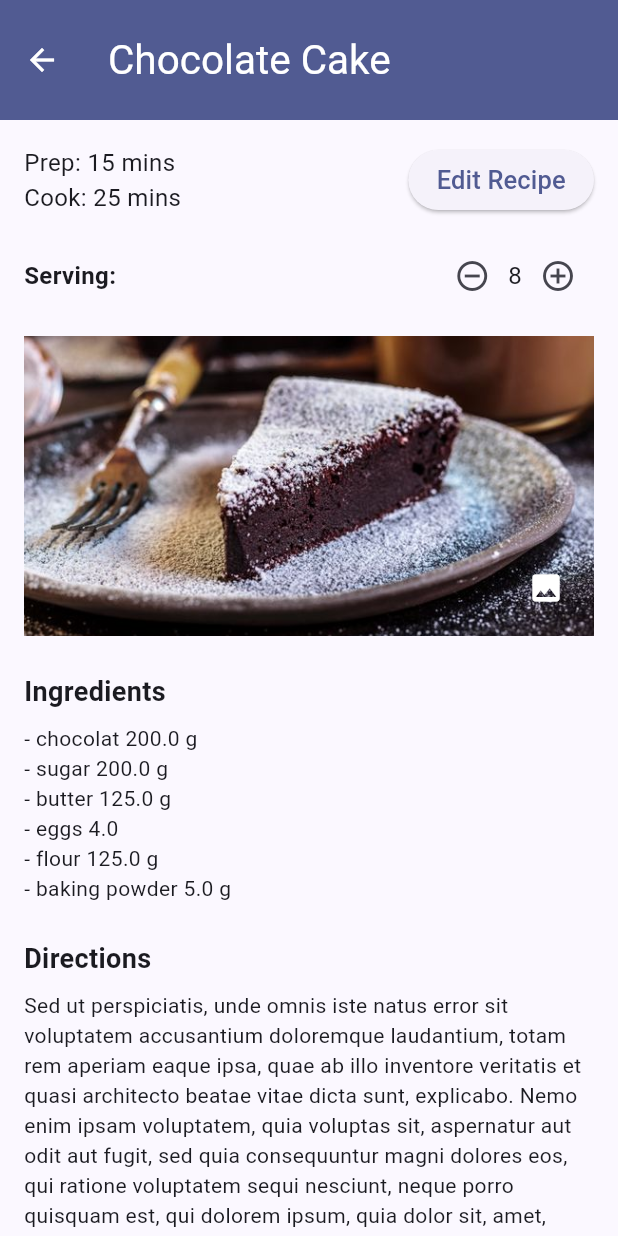
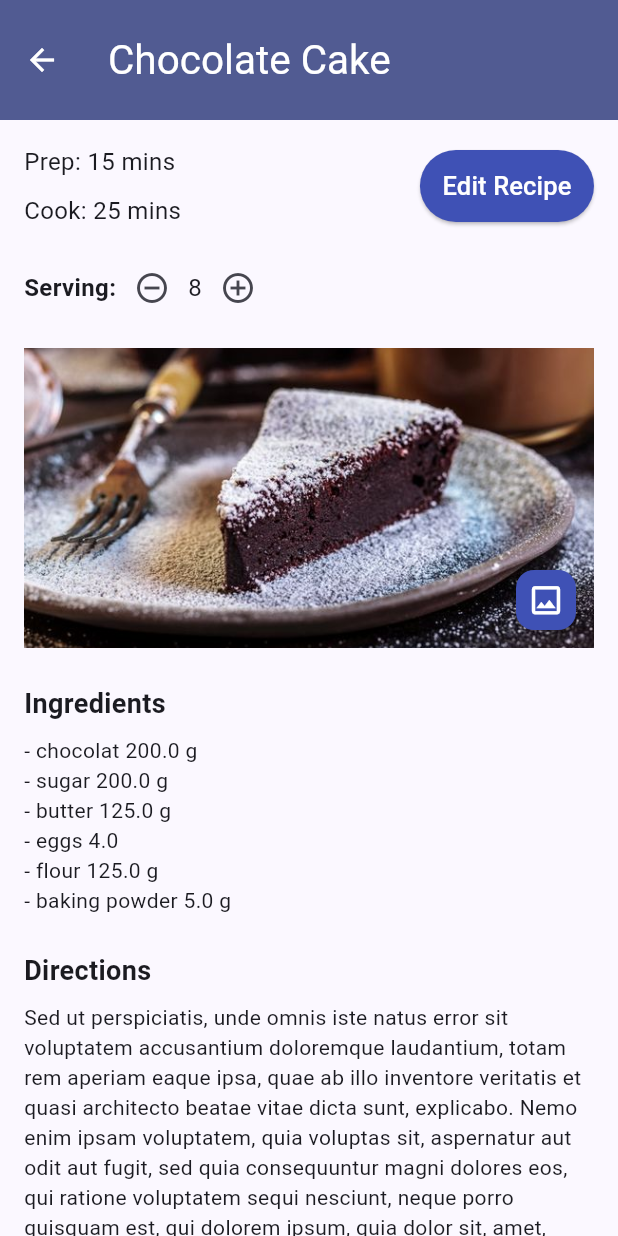
Before and after one commit to florabenane-dev/ACTM, a Flutter app: the screen it shows after launch, after a tap on "Chocolate Cake", on a phone screen of 412 x 824 dp. Run offline on Flutter 3.47's test engine with Material 3 defaults, Android fonts, the light colour scheme and no system bars; our stand-ins replace get_it.

Commit message:
chore(ImageButton): Modifier le Button d'image dans RecipeDetails

```diff
--- a/projet2/lib/ui/recipeDetails.dart
+++ b/projet2/lib/ui/recipeDetails.dart
@@ -45,6 +45,7 @@ class RecipeDetails extends StatelessWidget {
                         "Prep: ${recipe.prepTime} mins",
                         style: const TextStyle(fontSize: 16)
                     ),
+                    SizedBox(height: 10),
                     Text(
                         "Cook: ${recipe.cookTime} mins",
                         style: const TextStyle(fontSize: 16)
@@ -59,9 +60,16 @@ class RecipeDetails extends StatelessWidget {
                       arguments: recipe
                     );
                   },
+                  style: ElevatedButton.styleFrom(
+                    backgroundColor: Colors.indigo,
+                    padding: const EdgeInsets.symmetric(horizontal: 15, vertical: 12),
+                  ),
                   child: const Text(
                     "Edit Recipe",
-                    style: TextStyle(fontSize: 17),
+                    style: TextStyle(
+                      fontSize: 17,
+                      color: Colors.white,
+                    ),
                   ),
                 )
               ],
@@ -70,7 +78,7 @@ class RecipeDetails extends StatelessWidget {
 
             // Serving
             Row(
-              mainAxisAlignment: MainAxisAlignment.spaceBetween,
+              mainAxisAlignment: MainAxisAlignment.start,
               children: [
                 const Text(
                     "Serving:",
@@ -114,14 +122,26 @@ class RecipeDetails extends StatelessWidget {
                 Positioned(
                   bottom: 8,
                   right: 8,
-                  child: IconButton(
-                    icon: const Icon(Icons.image, color: Colors.white),
+                  child: FilledButton(
                     onPressed: () {
                       // TODO : ouvrir galerie / caméra
                       ScaffoldMessenger.of(context).showSnackBar(
                         const SnackBar(content: Text("caméra et galerie à faire")),
                       );
                     },
+                    style: FilledButton.styleFrom(
+                      backgroundColor: Colors.indigo,
+                      minimumSize: const Size(40, 40),
+                      padding: EdgeInsets.zero,
+                      shape: RoundedRectangleBorder(
+                        borderRadius: BorderRadius.circular(12),
+                      )
+                    ),
+                    child: const Icon(
+                      Icons.image_outlined,
+                      size: 25,
+                      color: Colors.white,
+                    ),
                   ),
                 ),
               ],
--- a/projet2/lib/ui/recipeEditDetails.dart
+++ b/projet2/lib/ui/recipeEditDetails.dart
@@ -154,6 +154,9 @@ class RecipeEditDetails extends StatelessWidget{
                 Checkbox(value: sortedByName,
                   onChanged: (bool? value) {
                     // TODO: Implementer le tri par nom
+                    ScaffoldMessenger.of(context).showSnackBar(
+                      const SnackBar(content: Text("tri par nom à faire")),
+                    );
                     sortedByName = value!;
                   },
                 ),
@@ -209,10 +212,14 @@ class RecipeEditDetails extends StatelessWidget{
                         ),
                       ),
                       const SizedBox(width: 10),
+
                       // bouton Delete
                       FilledButton(
                         onPressed: () {
                           // TODO: Implementer Delete ingredient
+                          ScaffoldMessenger.of(context).showSnackBar(
+                            const SnackBar(content: Text("delete ingredient à faire")),
+                          );
                         },
                         style: FilledButton.styleFrom(
                           backgroundColor: Colors.red[900],
@@ -236,6 +243,9 @@ class RecipeEditDetails extends StatelessWidget{
               child: ElevatedButton(
                 onPressed: () {
                   // TODO: Implementer Add ingredient
+                  ScaffoldMessenger.of(context).showSnackBar(
+                    const SnackBar(content: Text("add ingredient à faire")),
+                  );
                 },
                 style: ElevatedButton.styleFrom(
                   backgroundColor: Colors.indigo,
```
